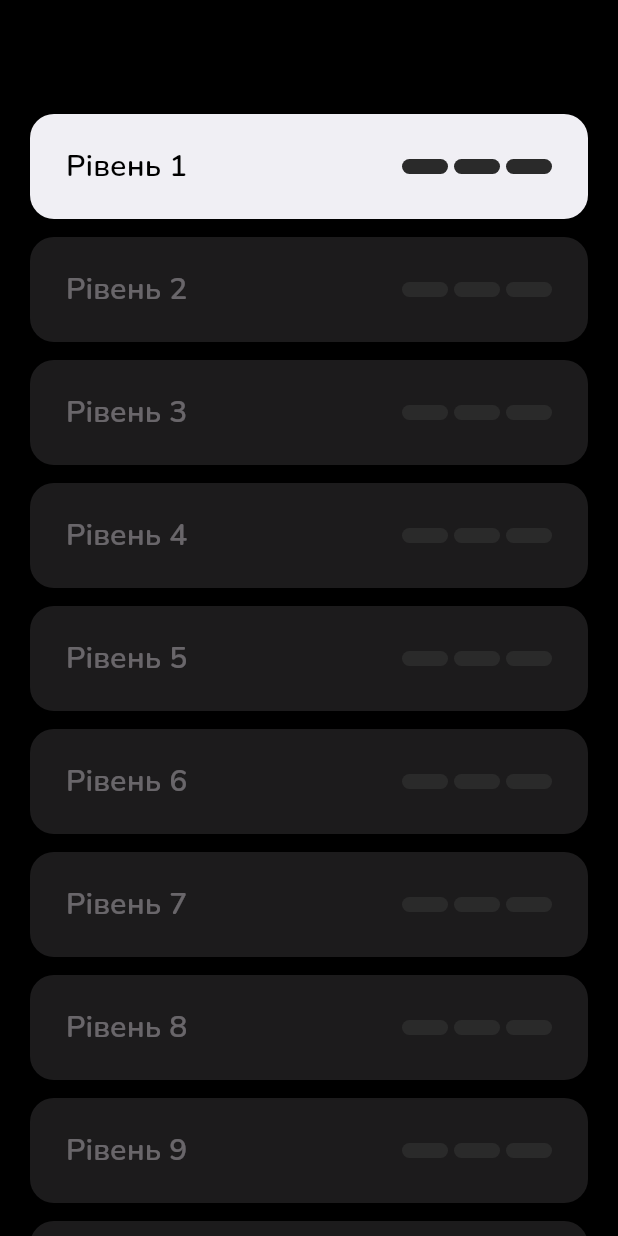
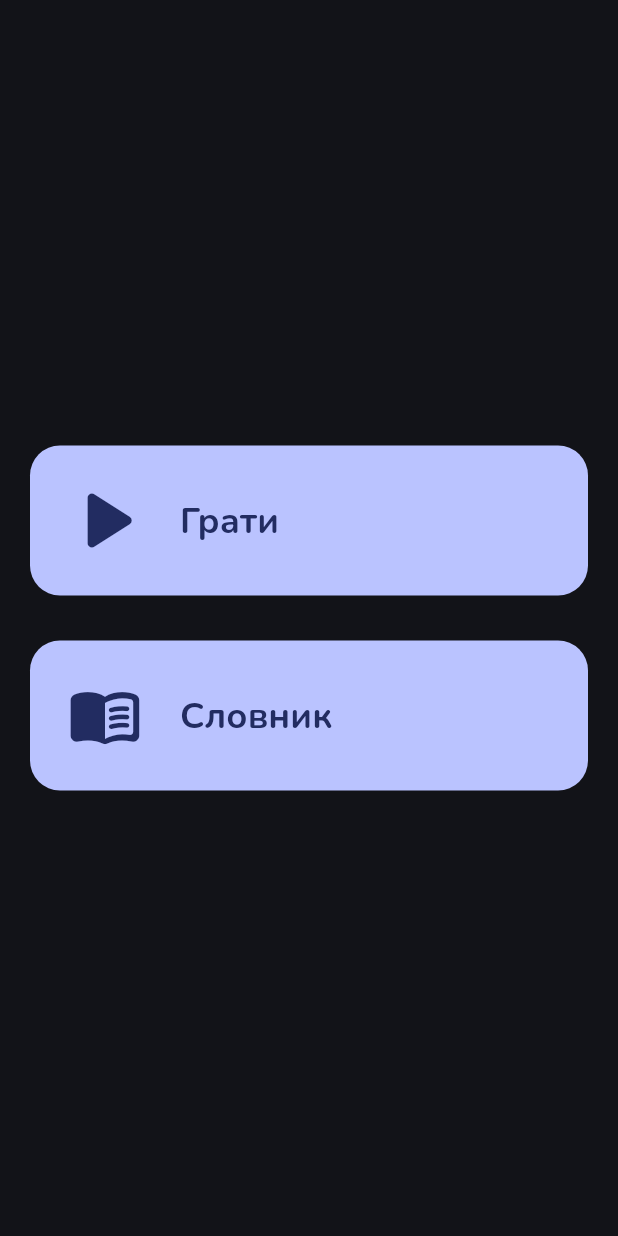
Before and after one commit to andrii-synelnyk/nagolosi_app, a Flutter app: the screen it shows after launch, on a phone screen of 412 x 824 dp. Run offline on Flutter 3.47's test engine with Material 3 defaults, Android fonts, the phone set to English and light mode, and no system bars; our stand-ins replace shared_preferences; project files that could hold a hidden picture were left out.

Commit message:
Add menu + dictionary screens; update lives UI and color scheme

```diff
--- a/lib/level_select_view_model.dart
+++ b/lib/app/game_data_controller.dart
@@ -1,16 +1,16 @@
 import 'package:flutter/foundation.dart';
-import 'package:nagolosi_app/level_repository.dart';
+import 'package:nagolosi_app/core/repositories/game_data_repository.dart';
 
-const wordsPerLevel = 15;
+const wordsPerLevel = 5;
 
-class LevelSelectViewModel {
-  LevelSelectViewModel(this._levelRepository)
+class GameDataController {
+  GameDataController(this._repository)
       : isReady = ValueNotifier<bool>(false),
         results = ValueNotifier<List<int>>([]) {
     _init();
   }
 
-  final LevelRepository _levelRepository;
+  final GameDataRepository _repository;
 
   final ValueNotifier<bool> isReady;
   final ValueNotifier<List<int>> results;
@@ -30,14 +30,14 @@ class LevelSelectViewModel {
   }
 
   Future<void> _loadAsset() async {
-    _assetWords = await _levelRepository.loadAssetWords();
+    _assetWords = await _repository.loadAssetWords();
     _chunkedWords = _chunkWords(_assetWords, wordsPerLevel);
   }
 
   Future<void> _loadPreferences() async {
-    _savedWords = await _levelRepository.loadSavedWords();
-    _savedWordsPerLevel = await _levelRepository.loadWordsPerLevel();
-    _savedResults = await _levelRepository.loadLevelResults();
+    _savedWords = await _repository.loadSavedWords();
+    _savedWordsPerLevel = await _repository.loadWordsPerLevel();
+    _savedResults = await _repository.loadLevelResults();
     results.value = _savedResults.map(int.parse).toList();
 
     if (_savedWords.isEmpty ||
@@ -53,9 +53,9 @@ class LevelSelectViewModel {
     final List<String> resultsToSave = List.filled(numberOfLevels, "0");
     results.value = List.filled(numberOfLevels, 0);
 
-    await _levelRepository.saveWords(_assetWords);
-    await _levelRepository.saveWordsPerLevel(wordsPerLevel);
-    await _levelRepository.saveResults(resultsToSave);
+    await _repository.saveWords(_assetWords);
+    await _repository.saveWordsPerLevel(wordsPerLevel);
+    await _repository.saveResults(resultsToSave);
   }
 
   List<List<String>> _chunkWords(List<String> words, int size) {
@@ -77,7 +77,7 @@ class LevelSelectViewModel {
 
       final List<String> resultsToSave = results.value.map((e) => e.toString()).toList();
 
-      await _levelRepository.saveResults(resultsToSave);
+      await _repository.saveResults(resultsToSave);
     }
   }
 }
--- a/lib/level_repository.dart
+++ b/lib/core/repositories/game_data_repository.dart
@@ -1,8 +1,8 @@
-import 'package:nagolosi_app/asset_service.dart';
-import 'package:nagolosi_app/shared_preferences_service.dart';
+import 'package:nagolosi_app/core/services/asset_service.dart';
+import 'package:nagolosi_app/core/services/shared_preferences_service.dart';
 
-class LevelRepository {
-  LevelRepository(this._assetService, this._preferenceService);
+class GameDataRepository {
+  GameDataRepository(this._assetService, this._preferenceService);
 
   final AssetService _assetService;
   final SharedPreferencesService _preferenceService;
--- a/lib/game_view_model.dart
+++ b/lib/features/game/game_view_model.dart
@@ -37,7 +37,7 @@ class GameViewModel {
 
   String _currentString = '';
   String _currentCorrectWord = '';
-  Set<String> _incorrectAttempts = {};
+  final Set<String> _incorrectAttempts = {};
   bool _canToggleChars = true;
 
   bool get canToggleChars => _canToggleChars;
--- a/lib/level_select_screen.dart
+++ b/lib/features/levels/level_select_screen.dart
@@ -1,20 +1,18 @@
 import 'package:flutter/material.dart';
-import 'package:nagolosi_app/game_screen.dart';
-import 'package:nagolosi_app/game_view_model.dart';
-import 'package:nagolosi_app/level_button.dart';
-import 'package:nagolosi_app/level_select_view_model.dart';
+import 'package:nagolosi_app/features/game/game_screen.dart';
+import 'package:nagolosi_app/features/game/game_view_model.dart';
+import 'package:nagolosi_app/features/levels/widgets/level_button.dart';
+import 'package:nagolosi_app/app/game_data_controller.dart';
 
 class LevelSelectScreen extends StatelessWidget {
   const LevelSelectScreen({super.key, required this.viewModel});
 
-  final LevelSelectViewModel viewModel;
+  final GameDataController viewModel;
 
   @override
   Widget build(BuildContext context) {
     return Scaffold(
-      appBar: AppBar(
-        backgroundColor: Theme.of(context).scaffoldBackgroundColor,
-      ),
+      appBar: AppBar(),
       body: ValueListenableBuilder(
         valueListenable: viewModel.isReady,
         builder: (context, isReady, child) {
@@ -37,7 +35,8 @@ class LevelSelectScreen extends StatelessWidget {
                     levelNumber: i + 1,
                     result: results[i],
                     startLives: startLives,
-                    onPressed: enabled ? () async {
+                    enabled: enabled,
+                    onPressed: () async {
                       final gameViewModel = GameViewModel(viewModel.words[i]);
                       final result = await Navigator.push<int>(
                         context,
@@ -47,7 +46,7 @@ class LevelSelectScreen extends StatelessWidget {
                         ),
                       );
                       await viewModel.applyLevelResult(i, result);
-                    } : null,
+                    },
                   );
                 }
               );
--- a/lib/level_button.dart
+++ b/lib/features/levels/widgets/level_button.dart
@@ -1,5 +1,5 @@
 import 'package:flutter/material.dart';
-import 'package:nagolosi_app/lives_widget.dart';
+import 'package:nagolosi_app/features/lives_widget.dart';
 
 class LevelButton extends StatelessWidget {
   const LevelButton({
@@ -7,24 +7,23 @@ class LevelButton extends StatelessWidget {
     required this.levelNumber,
     required this.result,
     required this.startLives,
+    required this.enabled,
     required this.onPressed,
   });
 
   final int levelNumber;
   final int result;
   final int startLives;
-  final VoidCallback? onPressed;
+  final bool enabled;
+  final Future<void> Function() onPressed;
 
   @override
   Widget build(BuildContext context) {
     return FilledButton(
       style: FilledButton.styleFrom(
         minimumSize: Size.fromHeight(70),
-        shape: RoundedRectangleBorder(borderRadius: BorderRadius.circular(16)),
-        backgroundColor: Color(0xFFF0EFF4), // Color(0xFFB88DFF)
-        foregroundColor: Colors.black,
       ),
-      onPressed: onPressed,
+      onPressed: enabled ? onPressed : null,
       child: Row(
         mainAxisAlignment: MainAxisAlignment.spaceBetween,
         children: [
@@ -32,19 +31,14 @@ class LevelButton extends StatelessWidget {
             "Рівень $levelNumber",
             style: TextStyle(
               fontSize: 20,
-              fontFamily: 'Nunito',
-              fontWeight: FontWeight.w600,
+              fontWeight: FontWeight.w700,
             ),
           ),
-          SizedBox(
-            height: 10,
-            width: 100,
-            child: LivesWidget(
+          if (enabled)
+            LivesWidget(
               startLives: startLives,
               lives: result,
-              spacing: 4,
             ),
-          ),
         ],
       ),
     );
--- /dev/null
+++ b/lib/features/menu/menu_screen.dart
@@ -0,0 +1,53 @@
+import 'package:flutter/material.dart';
+import 'package:nagolosi_app/features/dictionary/dictionary_screen.dart';
+import 'package:nagolosi_app/features/levels/level_select_screen.dart';
+import 'package:nagolosi_app/app/game_data_controller.dart';
+import 'package:nagolosi_app/features/menu/widgets/menu_button.dart';
+
+class MenuScreen extends StatelessWidget {
+  const MenuScreen({super.key, required this.gameDataViewModel});
+
+  final GameDataController gameDataViewModel;
+
+  @override
+  Widget build(BuildContext context) {
+    return Scaffold(
+      body: SafeArea(
+        child: Padding(
+          padding: const EdgeInsets.all(20.0),
+          child: Column(
+            mainAxisAlignment: MainAxisAlignment.center,
+            spacing: 30,
+            children: [
+              MenuButton(
+                icon: Icons.play_arrow_rounded,
+                iconSize: 70,
+                label: "Грати",
+                onPressed: () {
+                  Navigator.push<int>(
+                    context,
+                    MaterialPageRoute(
+                      builder: (_) =>
+                          LevelSelectScreen(viewModel: gameDataViewModel),
+                    ),
+                  );
+                },
+              ),
+              MenuButton(
+                icon: Icons.menu_book_rounded,
+                iconSize: 50,
+                label: "Словник",
+                onPressed: () {
+                  Navigator.push<int>(
+                    context,
+                    MaterialPageRoute(builder: (_) => DictionaryScreen(viewModel: gameDataViewModel)),
+                  );
+                },
+              ),
+            ],
+          ),
+        ),
+      ),
+    );
+  }
+}
--- /dev/null
+++ b/lib/features/menu/widgets/menu_button.dart
@@ -0,0 +1,43 @@
+import 'package:flutter/material.dart';
+
+class MenuButton extends StatelessWidget {
+  const MenuButton({
+    super.key,
+    required this.icon,
+    required this.iconSize,
+    required this.label,
+    required this.onPressed,
+  });
+
+  final IconData icon;
+  final double iconSize;
+  final String label;
+  final VoidCallback onPressed;
+
+  @override
+  Widget build(BuildContext context) {
+    return FilledButton(
+      style: FilledButton.styleFrom(
+        fixedSize: Size.fromHeight(100),
+        padding: EdgeInsets.symmetric(horizontal: 0),
+      ),
+      onPressed: onPressed,
+      child: Row(
+        children: [
+          SizedBox(
+            width: 100,
+            height: 100,
+            child: Icon(icon, size: iconSize),
+          ),
+          Text(
+            label,
+            style: TextStyle(
+              fontSize: 24,
+              fontWeight: FontWeight.w700,
+            ),
+          ),
+        ],
+      ),
+    );
+  }
+}
--- a/lib/lives_widget.dart
+++ /dev/null
@@ -1,33 +0,0 @@
-import 'package:flutter/material.dart';
-
-class LivesWidget extends StatelessWidget {
-  const LivesWidget({
-    super.key,
-    required this.startLives,
-    required this.lives,
-    required this.spacing,
-  });
-
-  final int startLives;
-  final int lives;
-  final double spacing;
-
-  @override
-  Widget build(BuildContext context) {
-    return Row(
-      spacing: spacing,
-      children: [
-        for (var i = 0; i < startLives; i++)
-          Expanded(
-            child: LinearProgressIndicator(
-              value: lives <= i ? 0 : 1,
-              borderRadius: BorderRadius.circular(8),
-              color: Color(0xFFFD3B31), // Color(0xFFFD3B31) // Color(0xFFFF7070)
-              backgroundColor: Color(0xFF2A2A2A),
-              minHeight: double.infinity,
-            ),
-          ),
-      ],
-    );
-  }
-}
--- a/lib/main.dart
+++ b/lib/main.dart
@@ -1,44 +1,55 @@
 import 'package:flutter/material.dart';
-import 'package:nagolosi_app/asset_service.dart';
-import 'package:nagolosi_app/level_repository.dart';
-import 'package:nagolosi_app/level_select_screen.dart';
-import 'package:nagolosi_app/level_select_view_model.dart';
-import 'package:nagolosi_app/shared_preferences_service.dart';
+import 'package:flutter/services.dart';
+import 'package:nagolosi_app/core/services/asset_service.dart';
+import 'package:nagolosi_app/core/repositories/game_data_repository.dart';
+import 'package:nagolosi_app/app/game_data_controller.dart';
+import 'package:nagolosi_app/features/menu/menu_screen.dart';
+import 'package:nagolosi_app/core/services/shared_preferences_service.dart';
 
 void main() {
   WidgetsFlutterBinding.ensureInitialized();
-  // final viewModel = GameViewModel();
+  SystemChrome.setPreferredOrientations([DeviceOrientation.portraitUp]);
+
   final assetService = AssetService();
   final preferenceService = SharedPreferencesService();
-  final levelRepository = LevelRepository(assetService, preferenceService);
-  final levelViewModel = LevelSelectViewModel(levelRepository);
+  final gameDataRepository = GameDataRepository(
+    assetService,
+    preferenceService,
+  );
+  final gameDataViewModel = GameDataController(gameDataRepository);
 
-  runApp(MyApp(levelViewModel: levelViewModel));
+  runApp(MyApp(gameDataViewModel: gameDataViewModel));
 }
 
 class MyApp extends StatelessWidget {
-  // final GameViewModel viewModel;
-  final LevelSelectViewModel levelViewModel;
+  const MyApp({super.key, required this.gameDataViewModel});
 
-  const MyApp({required this.levelViewModel, super.key});
+  final GameDataController gameDataViewModel;
+
+  ThemeData _baseTheme(Brightness brightness) {
+    final scheme = ColorScheme.fromSeed(
+      seedColor: const Color(0xFF1E202D),
+      brightness: brightness,
+    );
+
+    return ThemeData(
+      colorScheme: scheme,
+      fontFamily: 'Nunito',
+      filledButtonTheme: FilledButtonThemeData(style: FilledButton.styleFrom(
+        shape: RoundedRectangleBorder(
+          borderRadius: BorderRadius.circular(20),
+        ),
+      )),
+    );
+  }
 
   @override
   Widget build(BuildContext context) {
-    final backgroundColor = Colors.black;
-
     return MaterialApp(
       themeMode: ThemeMode.dark,
-      darkTheme: ThemeData(
-        brightness: Brightness.dark,
-        scaffoldBackgroundColor: backgroundColor,
-        appBarTheme: AppBarTheme(
-          backgroundColor: backgroundColor,
-          scrolledUnderElevation: 0,
-        ),
-        fontFamily: 'Nunito',
-      ),
-      // home: GameScreen(viewModel: viewModel),
-      home: LevelSelectScreen(viewModel: levelViewModel),
+      // theme: _baseTheme(Brightness.light),
+      darkTheme: _baseTheme(Brightness.dark),
+      home: MenuScreen(gameDataViewModel: gameDataViewModel),
     );
   }
 }
--- a/pubspec.yaml
+++ b/pubspec.yaml
@@ -93,9 +93,6 @@ flutter:
   # see https://flutter.dev/to/font-from-package
 
   fonts:
-   - family: Rubik Dirt
-     fonts:
-       - asset: assets/fonts/RubikDirt-Regular.ttf
    - family: Nunito
      fonts:
        - asset: assets/fonts/Nunito-ExtraLight.ttf
```
Also changed, not shown: lib/features/dictionary/dictionary_screen.dart (added, +53 -0 lines), lib/features/game/game_screen.dart (renamed from lib/game_screen.dart, +15 -8 lines), lib/features/game/widgets/game_progress_widget.dart (added, +24 -0 lines), lib/features/game/widgets/game_submit_button.dart (renamed from lib/game_submit_button.dart, +5 -5 lines), lib/features/game/widgets/game_word.dart (renamed from lib/game_word.dart, +5 -6 lines), lib/features/lives_widget.dart (added, +32 -0 lines), lib/game_stats.dart (deleted, +0 -43 lines), assets/fonts/RubikDirt-Regular.ttf (deleted), lib/core/services/asset_service.dart (renamed from lib/asset_service.dart), lib/core/services/shared_preferences_service.dart (renamed from lib/shared_preferences_service.dart).
